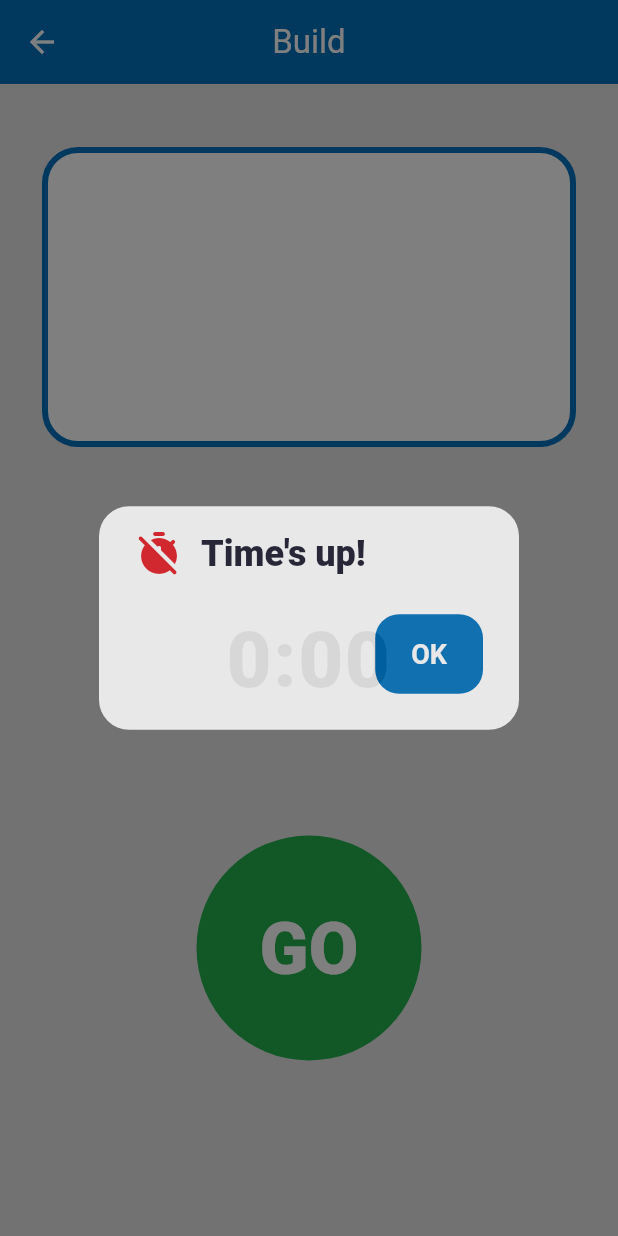
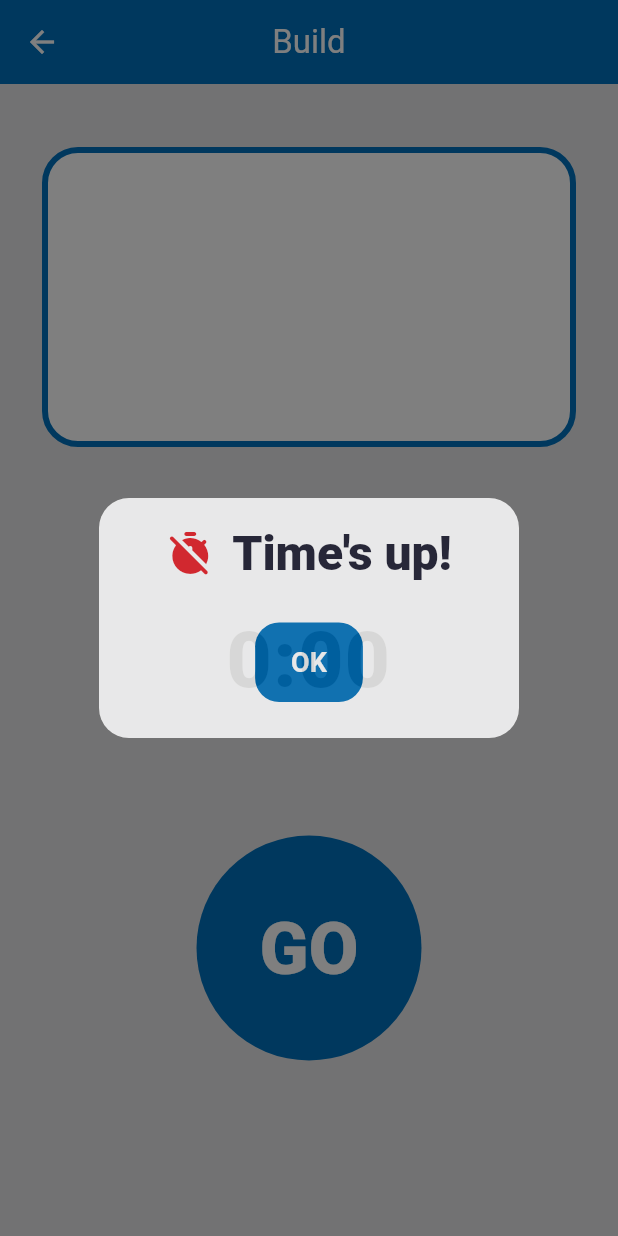
Before and after one commit to NDePetris/brick-builder-battle, a Flutter app: the PromptScreen screen opened directly with empty values, after a tap on "GO", on a phone screen of 412 x 824 dp. Run offline on Flutter 3.47's test engine with Material 3 defaults, Android fonts, the phone set to English and light mode, and no system bars; statements that could not run were skipped.

Commit message:
Polish home and prompt screen styling

```diff
--- a/lib/screens/home_screen.dart
+++ b/lib/screens/home_screen.dart
@@ -89,7 +89,7 @@
               Center(
                 child: ConstrainedBox(
                   constraints: BoxConstraints(
-                    maxHeight: 120,
+                    maxHeight: 240,
                     maxWidth: width * 0.88,
                   ),
                   child: Image.asset(
@@ -139,7 +139,7 @@
               FilledButton(
                 onPressed: _generatePromptAndGo,
                 style: FilledButton.styleFrom(
-                  backgroundColor: BrickColors.red,
+                  backgroundColor: BrickColors.green,
                   foregroundColor: Colors.white,
                 ),
                 child: const Text('Generate Prompt'),
--- a/lib/screens/prompt_screen.dart
+++ b/lib/screens/prompt_screen.dart
@@ -87,19 +87,22 @@
             borderRadius: BorderRadius.circular(20),
           ),
           backgroundColor: Colors.white,
+          actionsAlignment: MainAxisAlignment.center,
           content: Row(
-            crossAxisAlignment: CrossAxisAlignment.start,
+            mainAxisSize: MainAxisSize.min,
+            mainAxisAlignment: MainAxisAlignment.center,
+            crossAxisAlignment: CrossAxisAlignment.center,
             children: [
               Icon(Icons.timer_off_rounded, color: BrickColors.red, size: 32),
               const SizedBox(width: 12),
-              Expanded(
-                child: Text(
-                  "Time's up!",
-                  style: Theme.of(context).textTheme.headlineSmall?.copyWith(
-                        fontWeight: FontWeight.w800,
-                        color: BrickColors.ink,
-                      ),
-                ),
+              Text(
+                "Time's up!",
+                textAlign: TextAlign.center,
+                style: Theme.of(context).textTheme.headlineSmall?.copyWith(
+                      fontWeight: FontWeight.w800,
+                      color: BrickColors.ink,
+                      fontSize: 32,
+                    ),
               ),
             ],
           ),
@@ -213,8 +216,8 @@
                             shape: const CircleBorder(),
                             backgroundColor:
                                 _isRunning
-                                    ? const Color(0xFFE31B23)
-                                    : const Color(0xFF22B14C),
+                                    ? BrickColors.red
+                                    : BrickColors.green,
                             foregroundColor: Colors.white,
                             padding: EdgeInsets.zero,
                           ),
```
